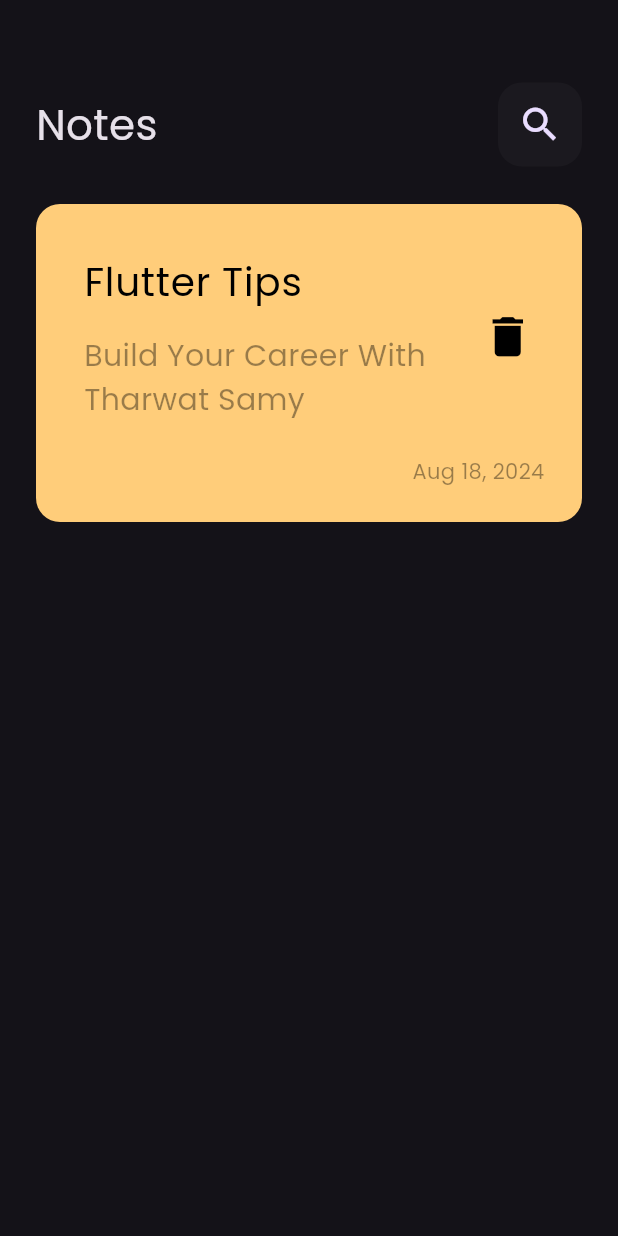
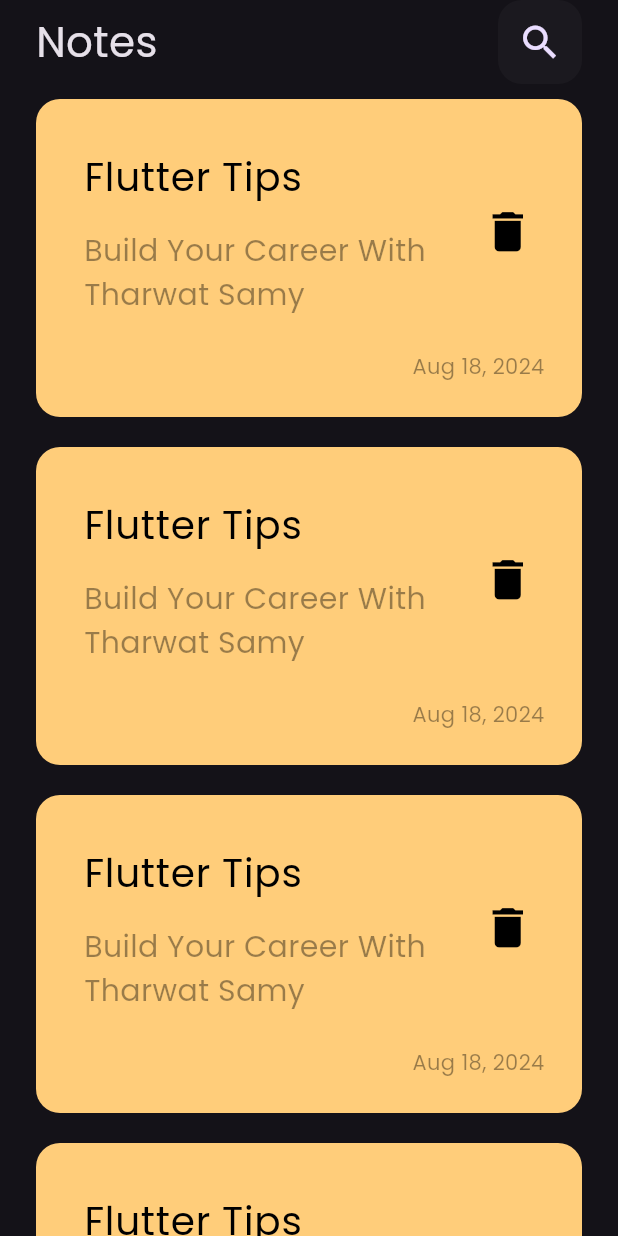
Before and after one commit to Kubbany/notes_app, a Flutter app: the screen it shows after launch, on a phone screen of 412 x 824 dp. Run offline on Flutter 3.47's test engine with Material 3 defaults, Android fonts, the phone set to English and light mode, and no system bars.

Commit message:
create notes list view

```diff
--- a/lib/views/notes_view.dart
+++ b/lib/views/notes_view.dart
@@ -7,7 +7,9 @@ class NotesView extends StatelessWidget {
   @override
   Widget build(BuildContext context) {
     return const Scaffold(
-      body: NotesViewBody(),
+      body: SafeArea(
+        child: NotesViewBody(),
+      ),
     );
   }
 }
--- a/lib/widgets/custom_app_bar.dart
+++ b/lib/widgets/custom_app_bar.dart
@@ -5,11 +5,7 @@ class CustomAppBar extends StatelessWidget {
 
   @override
   Widget build(BuildContext context) {
-    return Padding(
-      padding: const EdgeInsets.only(
-        top: 55,
-      ),
-      child: Row(
+    return Row(
       mainAxisAlignment: MainAxisAlignment.spaceBetween,
       children: [
         const Text(
@@ -28,7 +24,6 @@ class CustomAppBar extends StatelessWidget {
           ),
         ),
       ],
-      ),
     );
   }
 }
--- a/lib/widgets/note_card.dart
+++ b/lib/widgets/note_card.dart
@@ -5,11 +5,7 @@ class NoteCard extends StatelessWidget {
 
   @override
   Widget build(BuildContext context) {
-    return Padding(
-      padding: const EdgeInsets.only(
-        top: 25,
-      ),
-      child: Container(
+    return Container(
       padding: const EdgeInsets.only(
         left: 16,
         top: 24,
@@ -65,7 +61,6 @@ class NoteCard extends StatelessWidget {
           ),
         ],
       ),
-      ),
     );
   }
 }
--- /dev/null
+++ b/lib/widgets/notes_list_view.dart
@@ -0,0 +1,16 @@
+import 'package:flutter/material.dart';
+import 'package:notes_app/widgets/note_card.dart';
+
+class NotesListView extends StatelessWidget {
+  const NotesListView({super.key});
+
+  @override
+  Widget build(BuildContext context) {
+    return ListView.builder(
+      itemBuilder: (context, index) => const Padding(
+        padding: EdgeInsets.symmetric(vertical: 10),
+        child: NoteCard(),
+      ),
+    );
+  }
+}
--- a/lib/widgets/notes_view_body.dart
+++ b/lib/widgets/notes_view_body.dart
@@ -1,6 +1,6 @@
 import 'package:flutter/material.dart';
 import 'package:notes_app/widgets/custom_app_bar.dart';
-import 'package:notes_app/widgets/note_card.dart';
+import 'package:notes_app/widgets/notes_list_view.dart';
 
 class NotesViewBody extends StatelessWidget {
   const NotesViewBody({super.key});
@@ -14,7 +14,9 @@ class NotesViewBody extends StatelessWidget {
       child: Column(
         children: [
           CustomAppBar(),
-          NoteCard(),
+          Expanded(
+            child: NotesListView(),
+          ),
         ],
       ),
     );
```
Lines whose indentation alone changed are shown as unchanged.
